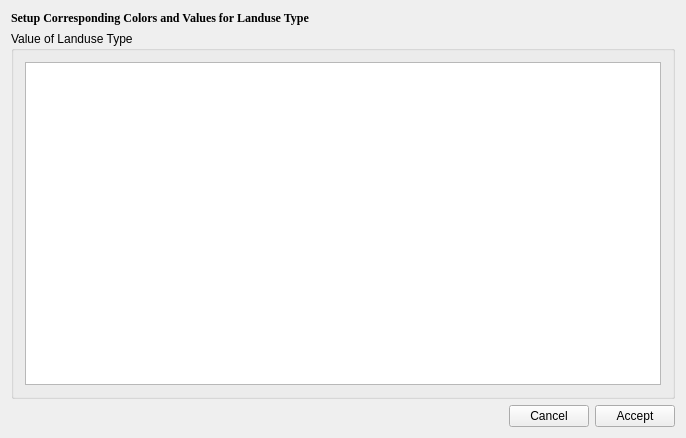
Qt form colorplate.ui (XunGST/flusver1.0) before a commit.
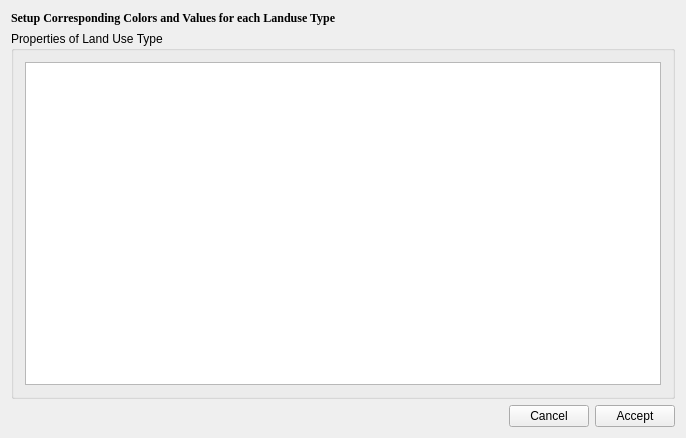
The same form after that commit.

The edit to the form file:
```diff
--- a/colorplate.ui
+++ b/colorplate.ui
@@ -24,14 +24,14 @@
       </font>
      </property>
      <property name="text">
-      <string>Setup Corresponding Colors and Values for Landuse Type</string>
+      <string>Setup Corresponding Colors and Values for each Landuse Type</string>
      </property>
     </widget>
    </item>
    <item>
     <widget class="QGroupBox" name="colorgroupBox">
      <property name="title">
-      <string>Value of Landuse Type</string>
+      <string>Properties of Land Use Type</string>
      </property>
      <layout class="QVBoxLayout" name="verticalLayout">
       <item>
```
